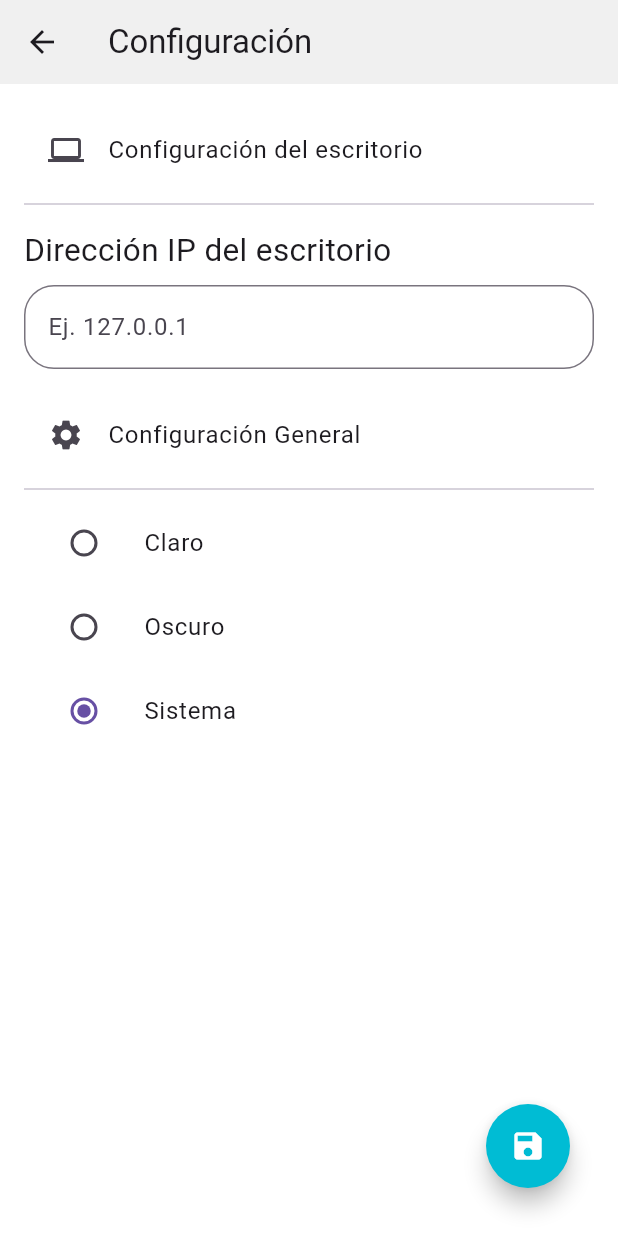
After one commit to BionicHawk/pc_controller, a Flutter app: the screen it shows after launch, after a tap on "Configuración", on a phone screen of 412 x 824 dp. The commit adds this screen. Run offline on Flutter 3.47's test engine with Material 3 defaults, Android fonts, the phone set to English and light mode, and no system bars; our stand-ins replace dio, rxdart, sensors_plus, shared_preferences; network calls fail.

Commit message:
Almacenamiento de preferencias

```diff
--- /dev/null
+++ b/lib/Screens/settings_screen/settings_screen.dart
@@ -0,0 +1,131 @@
+import 'package:flutter/material.dart';
+import 'package:pc_controller/api/connection_strings.dart';
+import 'package:pc_controller/api/settings/settings.service.dart';
+import 'package:pc_controller/components/custom_field.dart';
+import 'package:pc_controller/components/messages.dart';
+
+class SettingsScreen extends StatefulWidget {
+  const SettingsScreen({super.key});
+  static TextEditingController hostnameLabel = TextEditingController();
+
+  @override
+  State<SettingsScreen> createState() => _SettingsScreenState();
+}
+
+class _SettingsScreenState extends State<SettingsScreen> {
+  ThemeModeOption selectedThemeMode = SettingsService.themeModeOption;
+
+  Future<void> saveConfiguration(BuildContext context) async {
+    SettingsService.setServerHostname(SettingsScreen.hostnameLabel.text);
+    SettingsService.setThemeMode(selectedThemeMode);
+    await SettingsService.savePreferences();
+
+    if (context.mounted) {
+      okMessage(context, "La configuración ha sido guardada, algunos cambios surtirán efecto al reiniciar la aplicación");
+      Navigator.of(context).pop();
+    }
+  }
+
+  @override
+  Widget build(BuildContext context) {
+    SettingsScreen.hostnameLabel.text = ConnectionStrings.serverHostname;
+
+    return Scaffold(
+      appBar: AppBar(
+        title: const Text("Configuración"),
+      ),
+      body: Stack(
+        children: [
+          ListView(
+            padding: const EdgeInsets.symmetric(horizontal: 16.0),
+            children: [
+              titleSection("Configuración del escritorio", Icons.computer),
+              CustomField(
+                labelText: "Dirección IP del escritorio",
+                hintText: "Ej. 127.0.0.1",
+                textEditingController: SettingsScreen.hostnameLabel,
+              ),
+              titleSection("Configuración General", Icons.settings),
+              Column(
+                children: [
+                  ListTile(
+                    leading: Radio<ThemeModeOption>(
+                      value: ThemeModeOption.light,
+                      groupValue: selectedThemeMode,
+                      onChanged: (ThemeModeOption? value) {
+                        setState(() {
+                          if (value != null) {
+                            selectedThemeMode = value;
+                          }
+                        });
+                      },
+                    ),
+                    title: const Text("Claro"),
+                  ),
+                  ListTile(
+                    leading: Radio<ThemeModeOption>(
+                      value: ThemeModeOption.dark,
+                      groupValue: selectedThemeMode,
+                      onChanged: (ThemeModeOption? value) {
+                        setState(() {
+                          if (value != null) {
+                            selectedThemeMode = value;
+                          }
+                        });
+                      },
+                    ),
+                    title: const Text("Oscuro")
+                  ),
+                  ListTile(
+                    leading: Radio<ThemeModeOption>(
+                      value: ThemeModeOption.system,
+                      groupValue: selectedThemeMode,
+                      onChanged: (ThemeModeOption? value) {
+                        setState(() {
+                          if (value != null) {
+                            selectedThemeMode = value;
+                          }
+                        });
+                      },
+                    ),
+                    title: const Text("Sistema")
+                  )
+                ],
+              )
+            ],
+          ),
+          Padding(
+            padding: const EdgeInsets.all(32.0),
+            child: Column(
+              crossAxisAlignment: CrossAxisAlignment.end,
+              children: [
+                Expanded(child: const Row()),
+                FloatingActionButton(
+                  onPressed: () async { await saveConfiguration(context); },
+                  shape: CircleBorder(),
+                  backgroundColor: Colors.cyan,
+                  child: const Icon(Icons.save, color: Colors.white,),
+                ),
+              ],
+            ),
+          ),
+        ]
+      )
+    );
+  }
+
+  Widget titleSection(String title, IconData icon) {
+    return Padding(
+      padding: const EdgeInsets.only(top: 16.0),
+      child: Column(
+        children: [
+          ListTile(
+            leading: Icon(icon),
+            title: Text(title),
+          ),
+          Divider()
+        ],
+      ),
+    );
+  }
+}
--- /dev/null
+++ b/lib/api/settings/settings.service.dart
@@ -0,0 +1,35 @@
+import 'package:pc_controller/api/connection_strings.dart';
+import 'package:shared_preferences/shared_preferences.dart';
+
+class SettingsService {
+
+  static SharedPreferences? _prefs;
+  static ThemeModeOption themeModeOption = ThemeModeOption.system;
+
+  static loadPreferences() async {
+    _prefs = await SharedPreferences.getInstance();
+
+    ConnectionStrings.serverHostname = _prefs?.getString("serverHostname") ?? "";
+    themeModeOption = ThemeModeOption.values[_prefs?.getInt("themeMode") ?? 2];
+  }
+
+  static setServerHostname(String hostname) {
+    ConnectionStrings.serverHostname = hostname;
+  }
+
+  static setThemeMode(ThemeModeOption themeMode) {
+    themeModeOption = themeMode;
+  }
+
+  static Future<void> savePreferences() async {
+    await _prefs?.setString("serverHostname", ConnectionStrings.serverHostname);
+    await _prefs?.setInt("themeMode", themeModeOption.index);
+  }
+
+}
+
+enum ThemeModeOption {
+  light,
+  dark,
+  system
+}
--- a/lib/main.dart
+++ b/lib/main.dart
@@ -1,20 +1,42 @@
 import 'package:flutter/material.dart';
 import 'package:pc_controller/Screens/Home/home.dart';
+import 'package:pc_controller/Screens/settings_screen/settings_screen.dart';
+import 'package:pc_controller/api/connection_strings.dart';
+import 'package:pc_controller/api/settings/settings.service.dart';
 import 'package:pc_controller/settings/theme.dart';
 
 void main() {
+  WidgetsFlutterBinding.ensureInitialized();
+  SettingsService.loadPreferences();
+
   runApp(const MyApp());
 }
 
 class MyApp extends StatelessWidget {
   const MyApp({super.key});
 
+
+
   @override
   Widget build(BuildContext context) {
     // Getting a boilerplateless access to the MediaQuery
     final MediaQueryData mediaQuery = MediaQuery.of(context);
 
-    final Brightness brightness = mediaQuery.platformBrightness;
+
+    Brightness brightness = mediaQuery.platformBrightness;
+
+    switch (SettingsService.themeModeOption) {
+      case ThemeModeOption.system:
+        brightness = mediaQuery.platformBrightness;
+        break;
+      case ThemeModeOption.light:
+        brightness = Brightness.light;
+        break;
+      case ThemeModeOption.dark:
+        brightness = Brightness.dark;
+        break;
+    }
+
     final isLight = brightness == Brightness.light;
 
     // Theme Colors
--- a/pubspec.yaml
+++ b/pubspec.yaml
@@ -39,6 +39,7 @@ dependencies:
   dio: ^5.3.3
   sensors_plus: ^6.1.1
   web_socket_channel: ^3.0.2
+  shared_preferences: ^2.5.2
 
 dev_dependencies:
   flutter_test:
```
Also changed, not shown: lib/Screens/Home/home.dart (+36 -39 lines), lib/Screens/host_name_screen/host_name_screen.dart (+2 -5 lines), lib/Screens/magic_pointer_screen/magic_pointer_screen.dart (+2 -5 lines), lib/Screens/video_controls/video_controls.dart (+9 -2 lines), lib/api/audio_video/audio_video.service.dart (added, +23 -0 lines), lib/api/connection_strings.dart (+8 -8 lines), lib/api/models/Result.model.dart (added, +22 -0 lines), lib/components/messages.dart (+28 -0 lines), pubspec.lock, 4 other files.
